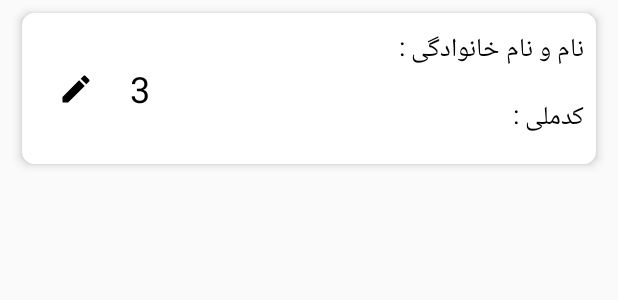
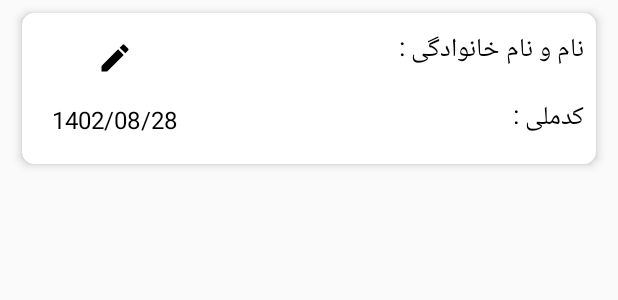
Before and after one commit to mhd2002/eye, an Android app built with Jetpack Compose: the layout recycler_view.xml on its own in the app's theme, with its tools: preview values and no code run, on a phone screen of 412 x 824 dp. Shown: the top 300 px of the screen. Run offline under Robolectric (Android 15) with nearby library versions, the phone set to English and light mode, and no system bars.

Commit message:
edit activity is ok and showing perches date instead of history in recycler view added

```diff
--- a/app/src/main/java/com/example/eye/activities/ShowUserActivity.kt
+++ b/app/src/main/java/com/example/eye/activities/ShowUserActivity.kt
@@ -34,8 +34,9 @@ class ShowUserActivity : AppCompatActivity() {
         binding.tvDate.text =
             "تاریخ نسخه : " + user.prescriptionDate + "  " + "تاریخ خرید : " + user.purchaseDate
         binding.tvMoney.text = "مبلغ : " + separateNumber(user.money.toLong()) + " ( " + pay + " ) "
-        binding.tvLeftEye.text = "OD : " + rearrangeNumbers(user.RightEye)
-        binding.tvRightEye.text = "OS : " + rearrangeNumbers(user.LeftEye)
+
+        binding.tvLeftEye.text = "OD : " + user.RightEye//rearrangeNumbers(user.RightEye)
+        binding.tvRightEye.text = "OS : " + user.LeftEye//rearrangeNumbers(user.LeftEye)
         binding.tvInsurance.text = "بیمه : " + user.insurance
         binding.tvPdAndInsuranceSt.text =
             "سهم بیمه : " + separateNumber(user.insuranceStocks.toLong()) + "    " + "pd : " + user.pd
--- a/app/src/main/java/com/example/eye/recyclerView/PatientAdapter.kt
+++ b/app/src/main/java/com/example/eye/recyclerView/PatientAdapter.kt
@@ -8,10 +8,8 @@ import android.view.View.OnLongClickListener
 import android.view.ViewGroup
 import android.widget.ImageView
 import android.widget.TextView
-import android.widget.Toast
 import androidx.recyclerview.widget.RecyclerView
 import com.example.eye.R
-import org.w3c.dom.Text
 
 class PatientAdapter(var mList: List<PatientData>, val context: Context) :
     RecyclerView.Adapter<PatientAdapter.PatientViewHolder>() {
@@ -22,7 +20,7 @@ class PatientAdapter(var mList: List<PatientData>, val context: Context) :
         val name: TextView = itemView.findViewById(R.id.tv_name)
         val meli: TextView = itemView.findViewById(R.id.tv_code_meli)
         val edit: ImageView = itemView.findViewById(R.id.im_edit)
-        val history :TextView = itemView.findViewById(R.id.history)
+        val date :TextView = itemView.findViewById(R.id.date)
     }
 
     override fun onCreateViewHolder(parent: ViewGroup, viewType: Int): PatientViewHolder {
@@ -50,6 +48,8 @@ class PatientAdapter(var mList: List<PatientData>, val context: Context) :
             ("نام و نام خانوادگی : " + mList[position].name + " " + mList[position].lastName)
 
         holder.meli.text = ("کدملی : " + mList[position].codeMeli)
+
+        holder.date.text = mList[position].purchaseDate
 
         holder.edit.setOnClickListener {
 
--- a/app/src/main/res/layout/recycler_view.xml
+++ b/app/src/main/res/layout/recycler_view.xml
@@ -48,28 +48,26 @@
             android:id="@+id/im_edit"
             android:layout_width="wrap_content"
             android:layout_height="wrap_content"
-            android:layout_marginLeft="8dp"
-            android:padding="16dp"
+            android:layout_marginLeft="32dp"
+            android:padding="18dp"
             android:src="@drawable/baseline_edit_24"
-            app:layout_constraintBottom_toBottomOf="parent"
             app:layout_constraintLeft_toLeftOf="parent"
-            app:layout_constraintTop_toTopOf="parent"
 
-            />
+            app:layout_constraintTop_toTopOf="parent" />
 
         <TextView
-            android:id="@+id/history"
+            android:id="@+id/date"
             android:layout_width="wrap_content"
             android:layout_height="wrap_content"
-            android:layout_marginStart="8dp"
-            android:text="3"
+            android:text="1402/08/28"
             android:textColor="@color/black"
-            android:textSize="24dp"
-            app:layout_constraintBottom_toBottomOf="@+id/im_edit"
-            app:layout_constraintStart_toEndOf="@+id/im_edit"
-            app:layout_constraintTop_toTopOf="@+id/im_edit" />
-    </androidx.constraintlayout.widget.ConstraintLayout>
+            android:textSize="16dp"
+            app:layout_constraintEnd_toEndOf="@+id/im_edit"
+            app:layout_constraintStart_toStartOf="@+id/im_edit"
+            app:layout_constraintTop_toBottomOf="@+id/im_edit" />
+
+    </androidx.constraintlayout.widget.ConstraintLayout><![CDATA[
 
 
-
-    ></androidx.cardview.widget.CardView>
+    >]]>
+</androidx.cardview.widget.CardView>
```
Also changed, not shown: app/src/main/java/com/example/eye/activities/AddUserActivity.kt (+4 -8 lines), app/src/main/java/com/example/eye/activities/EditUserActivity.kt (+151 -9 lines).
